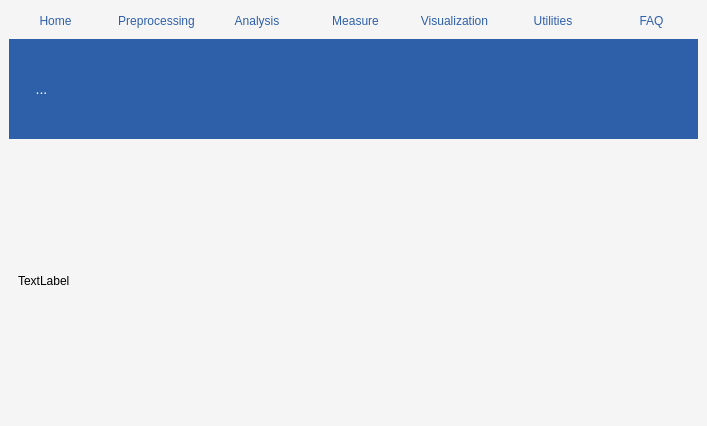
GAMMA-BOARD-FTD-PACC/gamma-lab-desktop-app, file view/ventana_principal.ui: the form before one commit.
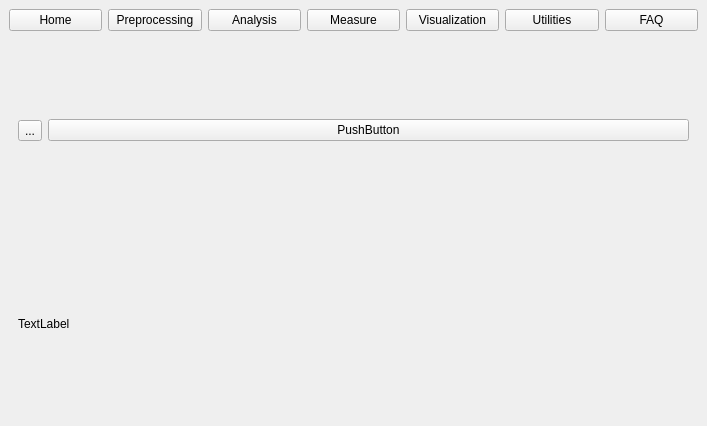
The form after the commit.

Patch:
```diff
--- a/view/ventana_principal.ui
+++ b/view/ventana_principal.ui
@@ -17,72 +17,7 @@
    <number>-1</number>
   </property>
   <property name="styleSheet">
-   <string notr="true">/* Fondo general */
-QMainWindow {
-    background-color: #f5f5f5;
-    border: none;
-    margin: 0px;
-    padding: 0px;
-}
-
-/* Barra de botones principal (fila de navegación) */
-QPushButton {
-    background-color: transparent;
-    color: #2E60A9;
-    border: none;
-    font-size: 12px;
-    font-weight: light;
-    padding: 5px 10px;
-}
-
-/* Hover */
-QPushButton:hover {
-    text-decoration: underline;
-}
-
-/* Pressed */
-QPushButton:pressed {
-    text-decoration: underline;
-    font-weight: bold;
-}
-
-/* Checked */
-QPushButton:checked {
-    background-color: #2E60A9;
-    color: #FFFFFF;
-    border-top-left-radius: 6px;
-    border-top-right-radius: 6px;
-    border-bottom-left-radius: 0px;
-    border-bottom-right-radius: 0px;
-}
-
-#buttonContainer {
-    background-color: #2E60A9;
-    border: none;
-    margin: 0px;
-    padding: 0px;
-    min-height: 100px;
-    max-height: 100px;
-}
-
-#buttonContainer QToolButton {
-    background-color: transparent;
-    color: white;
-    border: none;
-    font-size: 14px;
-    padding: 5px 12px;
-}
-
-#buttonContainer QToolButton :hover {
-    text-decoration: underline;
-}
-
-#buttonContainer QToolButton :checked {
-    background-color: white;
-    border-radius: 6px;
-}
-
-</string>
+   <string notr="true"/>
   </property>
   <widget class="QWidget" name="centralwidget">
    <layout class="QVBoxLayout" name="verticalLayout_2">
```
